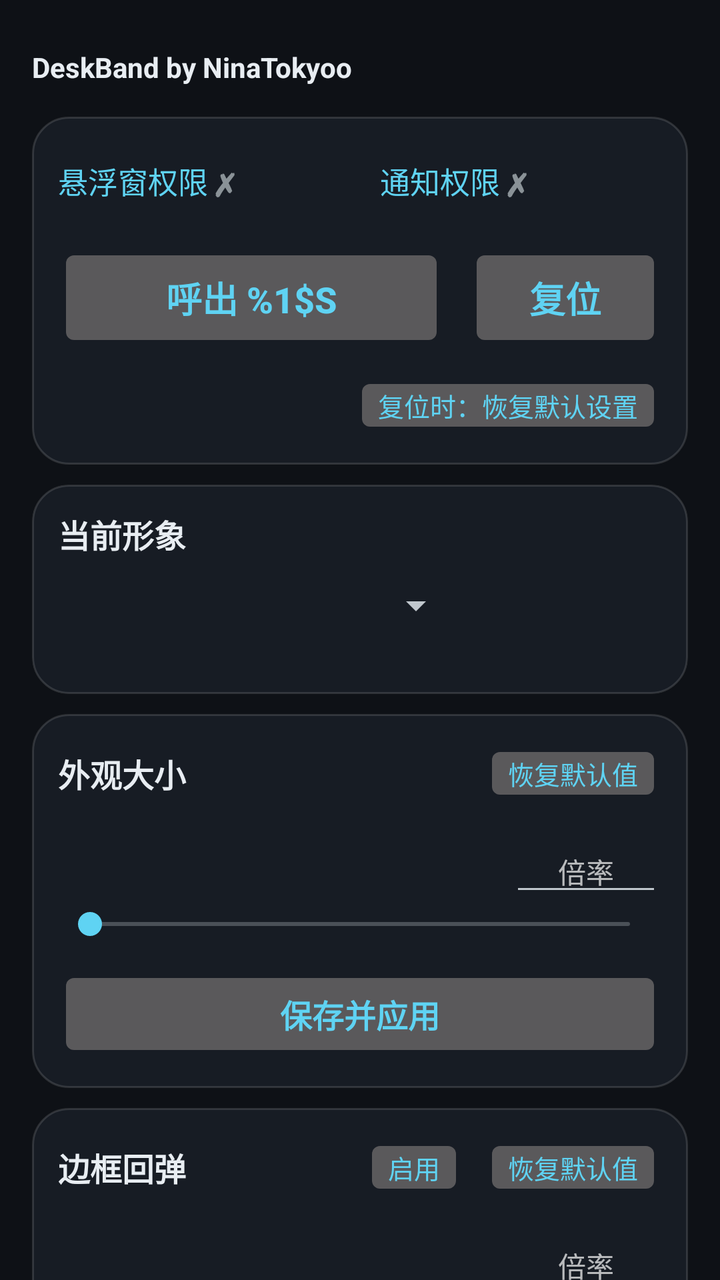
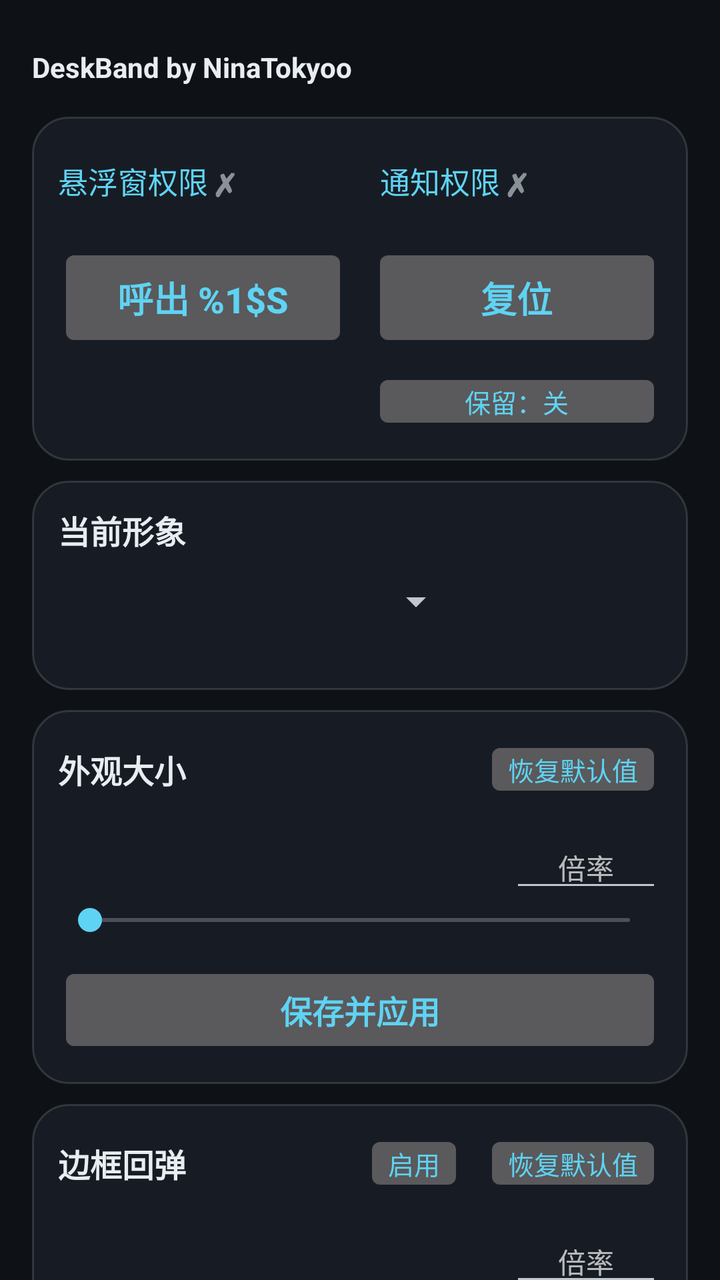

Two renders of the same Android screen: before a commit and after it. Below are the layout's source before the change and the commit's diff.
<!-- AndroidManifest.xml: application theme AppTheme -->
<!-- res/layout/activity_main.xml -->
<?xml version="1.0" encoding="utf-8"?>
<ScrollView xmlns:android="http://schemas.android.com/apk/res/android"
    android:id="@+id/root"
    android:layout_width="match_parent"
    android:layout_height="match_parent"
    android:fillViewport="true"
    android:background="@color/bg"
    android:overScrollMode="ifContentScrolls"
    android:scrollbarAlwaysDrawVerticalTrack="false"
    android:scrollbars="none">

    <LinearLayout
        android:layout_width="match_parent"
        android:layout_height="wrap_content"
        android:orientation="vertical"
        android:paddingTop="8dp"
        android:paddingBottom="28dp">

        
        <TextView
            android:id="@+id/txtTitle"
            android:layout_width="match_parent"
            android:layout_height="wrap_content"
            android:layout_marginStart="16dp"
            android:layout_marginEnd="16dp"
            android:layout_marginTop="18dp"
            android:layout_marginBottom="6dp"
            android:maxLines="1"
            android:includeFontPadding="false"
            android:text="@string/ui_title"
            android:textColor="@color/text_primary"
            android:textStyle="bold" />

        
        <LinearLayout style="@style/Card" android:tag="card" android:layout_marginStart="16dp" android:layout_marginEnd="16dp">

            
            <LinearLayout
                android:layout_width="match_parent"
                android:layout_height="wrap_content"
                android:orientation="horizontal"
                android:baselineAligned="false">

                <LinearLayout
                    android:id="@+id/rowOverlay"
                    android:layout_width="0dp"
                    android:layout_height="wrap_content"
                    android:layout_weight="1"
                    android:orientation="horizontal"
                    android:gravity="center_vertical"
                    android:background="?android:attr/selectableItemBackground"
                    android:paddingTop="8dp"
                    android:paddingBottom="8dp">

                    <TextView
                        android:id="@+id/txtPermOverlay"
                        android:layout_width="wrap_content"
                        android:layout_height="wrap_content"
                        android:maxLines="1"
                        android:ellipsize="end"
                        android:text="@string/perm_overlay"
                        android:textColor="@color/accent"
                        android:textSize="15sp" />

                    <TextView
                        android:id="@+id/markOverlay"
                        android:layout_width="wrap_content"
                        android:layout_height="wrap_content"
                        android:layout_marginStart="3dp"
                        android:textSize="16sp"
                        android:textStyle="bold"
                        android:text="@string/perm_missing_mark" />
                </LinearLayout>

                <LinearLayout
                    android:id="@+id/rowNotify"
                    android:layout_width="0dp"
                    android:layout_height="wrap_content"
                    android:layout_weight="1"
                    android:layout_marginStart="20dp"
                    android:orientation="horizontal"
                    android:gravity="center_vertical"
                    android:background="?android:attr/selectableItemBackground"
                    android:paddingTop="8dp"
                    android:paddingBottom="8dp">

                    <TextView
                        android:id="@+id/txtPermNotify"
                        android:layout_width="wrap_content"
                        android:layout_height="wrap_content"
                        android:maxLines="1"
                        android:ellipsize="end"
                        android:text="@string/perm_notify"
                        android:textColor="@color/accent"
                        android:textSize="15sp" />

                    <TextView
                        android:id="@+id/markNotify"
                        android:layout_width="wrap_content"
                        android:layout_height="wrap_content"
                        android:layout_marginStart="3dp"
                        android:textSize="16sp"
                        android:textStyle="bold"
                        android:text="@string/perm_missing_mark" />
                </LinearLayout>
            </LinearLayout>

            
            <LinearLayout
                android:layout_width="match_parent"
                android:layout_height="wrap_content"
                android:layout_marginTop="12dp"
                android:orientation="horizontal"
                android:baselineAligned="false">

                <Button
                    android:id="@+id/btnToggle"
                    style="@style/BigButton"
                    android:layout_width="0dp"
                    android:layout_height="match_parent"
                    android:layout_weight="2"
                    android:layout_marginTop="0dp"
                    android:maxLines="1"
                    android:ellipsize="end"
                    android:text="@string/btn_summon" />

                <Button
                    android:id="@+id/btnReset"
                    style="@style/BigButton"
                    android:layout_width="0dp"
                    android:layout_height="match_parent"
                    android:layout_weight="1"
                    android:layout_marginTop="0dp"
                    android:layout_marginStart="12dp"
                    android:maxLines="1"
                    android:text="@string/btn_reset" />
            </LinearLayout>

            
            <Button
                android:id="@+id/btnResetKeep"
                style="@style/CardAction"
                android:layout_gravity="end"
                android:layout_marginTop="10dp"
                android:layout_marginStart="0dp"
                android:text="@string/reset_keep_off" />
        </LinearLayout>

        
        <LinearLayout
            style="@style/Card"
            android:tag="card"
            android:padding="0dp"
            android:clipToOutline="true"
            android:layout_marginStart="16dp"
            android:layout_marginEnd="16dp">

            <FrameLayout
                android:layout_width="match_parent"
                android:layout_height="wrap_content">

                <LinearLayout
                    android:layout_width="match_parent"
                    android:layout_height="wrap_content"
                    android:orientation="vertical"
                    android:padding="13dp">

                    <TextView
                        style="@style/CardTitle"
                        android:text="@string/section_skin" />

                    <Spinner
                        android:id="@+id/spinnerSkin"
                        android:layout_width="match_parent"
                        android:layout_height="wrap_content"
                        android:layout_marginTop="12dp"
                        android:layout_marginEnd="99dp"
                        android:popupAnimationStyle="@style/SpinnerPopupAnim" />
                </LinearLayout>

                
                <ImageView
                    android:id="@+id/imgCornerPreview"
                    android:layout_width="104dp"
                    android:layout_height="104dp"
                    android:layout_gravity="end|bottom"
                    android:layout_marginEnd="0.75dp"
                    android:layout_marginBottom="0.75dp"
                    android:scaleType="matrix"
                    android:clickable="false"
                    android:focusable="false"
                    android:importantForAccessibility="no" />
            </FrameLayout>
        </LinearLayout>

        
        <LinearLayout style="@style/Card" android:tag="card" android:layout_marginStart="16dp" android:layout_marginEnd="16dp">

            <LinearLayout style="@style/CardTitleRow">

                <TextView
                    style="@style/CardTitle"
                    android:layout_width="0dp"
                    android:layout_weight="1"
                    android:text="@string/section_look" />

                <Button
                    android:id="@+id/btnResetSize"
                    style="@style/CardAction"
                    android:text="@string/restore_default" />
            </LinearLayout>

            
            <LinearLayout
                android:layout_width="match_parent"
                android:layout_height="wrap_content"
                android:layout_marginTop="12dp"
                android:orientation="horizontal"
                android:gravity="center_vertical">

                <TextView
                    android:id="@+id/txtSize"
                    android:layout_width="0dp"
                    android:layout_height="wrap_content"
                    android:layout_weight="1"
                    android:maxLines="1"
                    android:ellipsize="end"
                    android:textColor="@color/text_secondary"
                    android:textSize="13sp" />

                <EditText
                    android:id="@+id/editSize"
                    android:layout_width="76dp"
                    android:layout_height="wrap_content"
                    android:layout_marginStart="10dp"
                    android:inputType="numberDecimal"
                    android:imeOptions="actionDone"
                    android:maxLength="5"
                    android:textSize="14sp"
                    android:gravity="center"
                    android:hint="@string/size_input" />
            </LinearLayout>

            <SeekBar
                android:id="@+id/seekSize"
                android:layout_width="match_parent"
                android:layout_height="wrap_content" />

            <Button
                android:id="@+id/btnSaveSize"
                style="@style/PrimaryButton"
                android:text="@string/save_apply" />
        </LinearLayout>

        
        <LinearLayout style="@style/Card" android:tag="card" android:layout_marginStart="16dp" android:layout_marginEnd="16dp">

            <LinearLayout style="@style/CardTitleRow">

                <TextView
                    style="@style/CardTitle"
                    android:layout_width="0dp"
                    android:layout_weight="1"
                    android:text="@string/section_bounce" />

                
                <Button
                    android:id="@+id/btnBounceToggle"
                    style="@style/CardAction"
                    android:text="@string/bounce_on" />

                <Button
                    android:id="@+id/btnResetBounce"
                    style="@style/CardAction"
                    android:text="@string/restore_default" />
            </LinearLayout>

            
            <LinearLayout
                android:layout_width="match_parent"
                android:layout_height="wrap_content"
                android:layout_marginTop="12dp"
                android:orientation="horizontal"
                android:gravity="center_vertical">

                <TextView
                    android:id="@+id/txtBounceAmp"
                    android:layout_width="0dp"
                    android:layout_height="wrap_content"
                    android:layout_weight="1"
                    android:maxLines="1"
                    android:ellipsize="end"
                    android:textColor="@color/text_secondary"
                    android:textSize="13sp" />

                <EditText
                    android:id="@+id/editBounceAmp"
                    android:layout_width="76dp"
                    android:layout_height="wrap_content"
                    android:layout_marginStart="10dp"
                    android:inputType="numberDecimal"
                    android:imeOptions="actionDone"
                    android:maxLength="5"
                    android:textSize="14sp"
                    android:gravity="center"
                    android:hint="@string/bounce_amp_input" />
            </LinearLayout>

            <SeekBar
                android:id="@+id/seekBounceAmp"
                android:layout_width="match_parent"
                android:layout_height="wrap_content" />

            
            <LinearLayout
                android:layout_width="match_parent"
                android:layout_height="wrap_content"
                android:layout_marginTop="8dp"
                android:orientation="horizontal"
                android:gravity="center_vertical">

                <TextView
                    android:id="@+id/txtBounceMs"
                    android:layout_width="0dp"
                    android:layout_height="wrap_content"
                    android:layout_weight="1"
                    android:maxLines="1"
                    android:ellipsize="end"
                    android:textColor="@color/text_secondary"
                    android:textSize="13sp" />

                <EditText
                    android:id="@+id/editBounceMs"
                    android:layout_width="76dp"
                    android:layout_height="wrap_content"
                    android:layout_marginStart="10dp"
                    android:inputType="numberDecimal"
                    android:imeOptions="actionDone"
                    android:maxLength="5"
                    android:textSize="14sp"
                    android:gravity="center"
                    android:hint="@string/bounce_ms_input" />
            </LinearLayout>

            <SeekBar
                android:id="@+id/seekBounceMs"
                android:layout_width="match_parent"
                android:layout_height="wrap_content" />

            <Button
                android:id="@+id/btnSaveBounce"
                style="@style/PrimaryButton"
                android:text="@string/save_apply" />
        </LinearLayout>

        
        <LinearLayout style="@style/Card" android:tag="card" android:layout_marginStart="16dp" android:layout_marginEnd="16dp">

            <TextView
                style="@style/CardTitle"
                android:text="@string/section_notify" />

            <EditText
                android:id="@+id/editNotify"
                android:layout_width="match_parent"
                android:layout_height="wrap_content"
                android:layout_marginTop="12dp"
                android:inputType="text"
                android:imeOptions="actionDone"
                android:maxLength="40"
                android:maxLines="2"
                android:textSize="15sp"
                android:hint="@string/notify_input" />

            <TextView
                android:id="@+id/txtNotifyCount"
                android:layout_width="match_parent"
                android:layout_height="wrap_content"
                android:layout_marginTop="4dp"
                android:textColor="@color/text_secondary"
                android:textSize="12sp" />

            <Button
                android:id="@+id/btnSaveNotify"
                style="@style/PrimaryButton"
                android:layout_marginTop="10dp"
                android:text="@string/save_apply" />
        </LinearLayout>

        
        <LinearLayout
            style="@style/Card"
            android:tag="card"
            android:layout_marginStart="16dp"
            android:layout_marginEnd="16dp">

            <TextView
                style="@style/CardTitle"
                android:text="@string/section_theme" />

            <Spinner
                android:id="@+id/spinnerTheme"
                android:layout_width="match_parent"
                android:layout_height="wrap_content"
                android:layout_marginTop="12dp"
                android:popupAnimationStyle="@style/SpinnerPopupAnim" />
        </LinearLayout>
    </LinearLayout>
</ScrollView>
<!-- resources referenced by this layout -->
<resources>
  <color name="accent">#5FD3F3</color>
  <color name="bg">#0E1116</color>
  <color name="text_primary">#E8EDF2</color>
  <color name="text_secondary">#93A1B0</color>
  <string name="bounce_amp_input">倍率</string>
  <string name="bounce_ms_input">倍率</string>
  <string name="bounce_on">启用</string>
  <string name="btn_reset">复位</string>
  <string name="btn_summon">呼出 %1$s</string>
  <string name="notify_input">留空使用默认文案</string>
  <string name="perm_missing_mark">✗</string>
  <string name="perm_notify">通知权限</string>
  <string name="perm_overlay">悬浮窗权限</string>
  <string name="reset_keep_off">复位时：恢复默认设置</string>
  <string name="restore_default">恢复默认值</string>
  <string name="save_apply">保存并应用</string>
  <string name="section_bounce">边框回弹</string>
  <string name="section_look">外观大小</string>
  <string name="section_notify">通知栏内容</string>
  <string name="section_skin">当前形象</string>
  <string name="section_theme">外观模式</string>
  <string name="size_input">倍率</string>
  <string name="ui_title">DeskBand by NinaTokyoo</string>
  <style name="BigButton" parent="PrimaryButton">
          <item name="android:textSize">18sp</item>
          <item name="android:paddingTop">14dp</item>
          <item name="android:paddingBottom">14dp</item>
          <item name="android:layout_marginTop">12dp</item>
      </style>
  <style name="Card">
          <item name="android:layout_width">match_parent</item>
          <item name="android:layout_height">wrap_content</item>
          <item name="android:orientation">vertical</item>
          <item name="android:background">@drawable/card_bg</item>
          <item name="android:padding">13dp</item>
          <item name="android:layout_marginTop">10dp</item>
      </style>
  <style name="CardTitle">
          <item name="android:layout_width">wrap_content</item>
          <item name="android:layout_height">wrap_content</item>
          <item name="android:textColor">@color/text_primary</item>
          <item name="android:textSize">16sp</item>
          <item name="android:textStyle">bold</item>
      </style>
  <style name="CardTitleRow">
          <item name="android:layout_width">match_parent</item>
          <item name="android:layout_height">wrap_content</item>
          <item name="android:orientation">horizontal</item>
          <item name="android:gravity">center_vertical</item>
      </style>
  <style name="PrimaryButton">
          <item name="android:layout_width">match_parent</item>
          <item name="android:layout_height">wrap_content</item>
          <item name="android:layout_marginTop">12dp</item>
          <item name="android:textColor">@color/accent</item>
          <item name="android:textSize">16sp</item>
          <item name="android:textStyle">bold</item>
          <item name="android:paddingTop">11dp</item>
          <item name="android:paddingBottom">11dp</item>
          <item name="android:stateListAnimator">@null</item>
      </style>
  <style name="SpinnerPopupAnim">
          <item name="android:windowEnterAnimation">@android:anim/fade_in</item>
          <item name="android:windowExitAnimation">@android:anim/fade_out</item>
      </style>
  <style name="AppTheme" parent="@android:style/Theme.DeviceDefault.NoActionBar">
          <item name="android:windowBackground">@color/bg</item>
          <item name="android:colorAccent">@color/accent</item>
          <item name="android:statusBarColor">@android:color/transparent</item>
          <item name="android:navigationBarColor">@android:color/transparent</item>
          <item name="android:windowLightStatusBar">false</item>
      </style>
  <!-- drawable card_bg (drawable) -->
  <?xml version="1.0" encoding="utf-8"?>
  <shape xmlns:android="http://schemas.android.com/apk/res/android"
      android:shape="rectangle">
      <solid android:color="@color/card" />
      <corners android:radius="18dp" />
      <stroke android:width="1dp" android:color="@color/card_stroke" />
  </shape>
  <color name="card">#171C24</color>
  <color name="card_stroke">#22FFFFFF</color>
  <!-- unchanged entries left out for length: 1 -->
</resources>

<!-- the commit's change to res/layout/activity_main.xml (unified diff, before → after) -->
@@ -113,37 +113,47 @@
                 android:orientation="horizontal"
                 android:baselineAligned="false">
 
-                <Button
-                    android:id="@+id/btnToggle"
-                    style="@style/BigButton"
-                    android:layout_width="0dp"
-                    android:layout_height="match_parent"
-                    android:layout_weight="2"
-                    android:layout_marginTop="0dp"
-                    android:maxLines="1"
-                    android:ellipsize="end"
-                    android:text="@string/btn_summon" />
-
-                <Button
-                    android:id="@+id/btnReset"
-                    style="@style/BigButton"
-                    android:layout_width="0dp"
-                    android:layout_height="match_parent"
-                    android:layout_weight="1"
-                    android:layout_marginTop="0dp"
+                <LinearLayout
+                    android:layout_width="0dp"
+                    android:layout_height="wrap_content"
+                    android:layout_weight="1"
+                    android:orientation="vertical">
+
+                    <Button
+                        android:id="@+id/btnToggle"
+                        style="@style/BigButton"
+                        android:layout_marginTop="0dp"
+                        android:maxLines="1"
+                        android:ellipsize="end"
+                        android:text="@string/btn_summon" />
+                </LinearLayout>
+
+                <LinearLayout
+                    android:layout_width="0dp"
+                    android:layout_height="wrap_content"
+                    android:layout_weight="1"
                     android:layout_marginStart="12dp"
-                    android:maxLines="1"
-                    android:text="@string/btn_reset" />
-            </LinearLayout>
-
-            
-            <Button
-                android:id="@+id/btnResetKeep"
-                style="@style/CardAction"
-                android:layout_gravity="end"
-                android:layout_marginTop="10dp"
-                android:layout_marginStart="0dp"
-                android:text="@string/reset_keep_off" />
+                    android:orientation="vertical">
+
+                    <Button
+                        android:id="@+id/btnReset"
+                        style="@style/BigButton"
+                        android:layout_marginTop="0dp"
+                        android:maxLines="1"
+                        android:text="@string/btn_reset" />
+
+                    <Button
+                        android:id="@+id/btnResetKeep"
+                        style="@style/CardAction"
+                        android:layout_width="match_parent"
+                        android:layout_marginStart="0dp"
+                        android:layout_marginTop="8dp"
+                        android:maxLines="1"
+                        android:ellipsize="end"
+                        android:gravity="center"
+                        android:text="@string/reset_keep_off" />
+                </LinearLayout>
+            </LinearLayout>
         </LinearLayout>
 
         
<!-- resource entries referenced after the edit -->
@@ -13,7 +13,7 @@
   <string name="perm_missing_mark">✗</string>
   <string name="perm_notify">通知权限</string>
   <string name="perm_overlay">悬浮窗权限</string>
-  <string name="reset_keep_off">复位时：恢复默认设置</string>
+  <string name="reset_keep_off">保留：关</string>
   <string name="restore_default">恢复默认值</string>
   <string name="save_apply">保存并应用</string>
   <string name="section_bounce">边框回弹</string>
